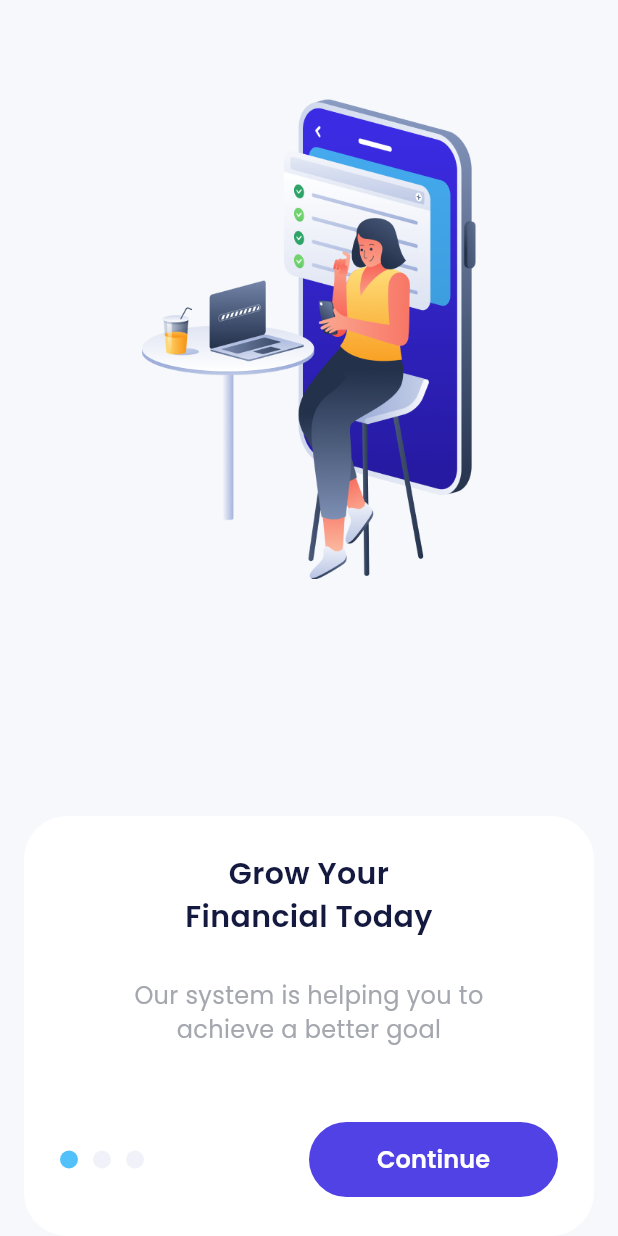
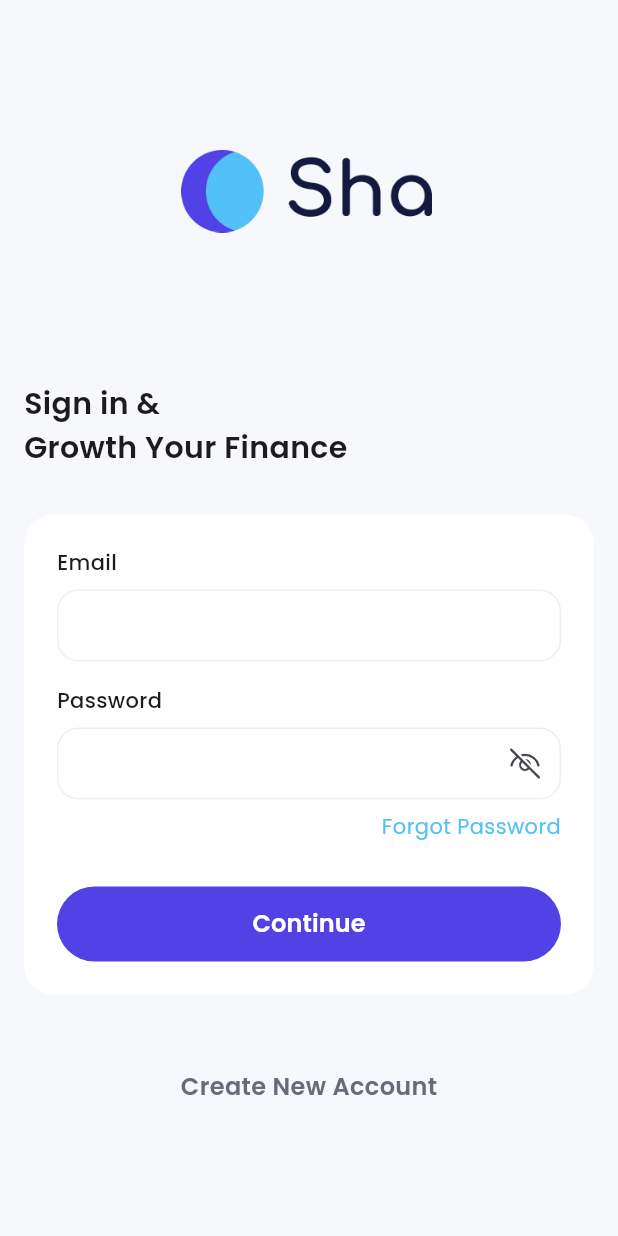
Before and after one commit to NasFahmi/project_bank_sha, a Flutter app: the screen it shows after launch, on a phone screen of 412 x 824 dp. Run offline on Flutter 3.47's test engine with Material 3 defaults, Android fonts, the light colour scheme and no system bars; drawn by our look-alikes of carousel_slider; our stand-ins replace device_preview, fluentui_system_icons, google_fonts.

Commit message:
login & register page

```diff
--- a/lib/config/theme/theme.dart
+++ b/lib/config/theme/theme.dart
@@ -11,3 +11,7 @@ const Color blueColorCarousel = Color(0xff53C1F9);
 const Color grayColorCarousel = Color(0xffF1F1F9);
 const Color btnPrimaryColor = Color(0xff5142E6);
 const Color btnSecoundryColor = Color(0xff696B76);
+const Color strokeTextFieldColor = Color(0xffEFEEF1);
+const Color strokeTextFieldColorError = Color(0xffFF1E39);
+const Color strokeTextFiledColorFocused = Color(0xff3783FB);
+const Color signInAuth = Color(0xff696B76);
--- a/lib/main.dart
+++ b/lib/main.dart
@@ -2,6 +2,8 @@ import 'package:flutter/foundation.dart';
 import 'package:flutter/material.dart';
 import 'package:flutter/services.dart'; // Import the services.dart package
 import 'package:project_bank_sha/config/common/screen.dart';
+import 'package:project_bank_sha/presetation/ui/pages/auth/login.dart';
+import 'package:project_bank_sha/presetation/ui/pages/auth/register.dart';
 import 'package:project_bank_sha/presetation/ui/pages/splash_onboard/onboard_page.dart';
 import 'package:project_bank_sha/presetation/ui/pages/splash_onboard/splash_page.dart';
 import 'package:device_preview/device_preview.dart';
@@ -41,7 +43,7 @@ class MyApp extends StatelessWidget {
               locale: DevicePreview.locale(context),
               builder: DevicePreview.appBuilder,
               debugShowCheckedModeBanner: false,
-              home: OnboardPage(),
+              home: LoginPage(),
             );
           },
         );
--- /dev/null
+++ b/lib/presetation/ui/pages/auth/login.dart
@@ -0,0 +1,174 @@
+import 'package:fluentui_system_icons/fluentui_system_icons.dart';
+import 'package:flutter/material.dart';
+import 'package:project_bank_sha/config/common/image_assets.dart';
+import 'package:project_bank_sha/config/common/screen.dart';
+import 'package:project_bank_sha/config/theme/theme.dart';
+import 'package:project_bank_sha/presetation/ui/widgets/btn_primary.dart';
+import 'package:project_bank_sha/presetation/ui/widgets/textformfield_auth.dart';
+
+class LoginPage extends StatefulWidget {
+  const LoginPage({super.key});
+
+  @override
+  State<LoginPage> createState() => _LoginPageState();
+}
+
+class _LoginPageState extends State<LoginPage> {
+  TextEditingController emailController = TextEditingController();
+  TextEditingController passwordController = TextEditingController();
+  final GlobalKey<FormState> formKey = GlobalKey<FormState>();
+
+  bool isObscurePassword = false;
+
+  void toogleEye() {
+    setState(() {
+      isObscurePassword = !isObscurePassword;
+    });
+  }
+
+  @override
+  Widget build(BuildContext context) {
+    return Scaffold(
+      backgroundColor: grayBackgroundColorOnboard,
+      body: SafeArea(
+        child: ListView(
+          padding: EdgeInsets.symmetric(
+              horizontal: SizeConfig.calWidthMultiplier(16)),
+          children: [
+            //* logo
+            Container(
+              width: SizeConfig.calWidthMultiplier(155),
+              height: SizeConfig.calWidthMultiplier(55),
+              margin: EdgeInsets.symmetric(
+                  vertical: SizeConfig.calHeightMultiplier(100)),
+              decoration: BoxDecoration(
+                image: DecorationImage(image: AssetImage(logoBlackkAssets)),
+              ),
+            ),
+
+            //* title
+            Text(
+              'Sign in &\nGrowth Your Finance',
+              style: TextStyle(
+                fontSize: SizeConfig.calMultiplierText(20),
+                fontWeight: FontWeight.w600,
+              ),
+            ),
+            formRegister(),
+            Padding(
+              padding:
+                  EdgeInsets.only(bottom: SizeConfig.calHeightMultiplier(58)),
+              child: Center(
+                child: GestureDetector(
+                  onTap: () {},
+                  child: Text(
+                    'Create New Account',
+                    style: TextStyle(
+                      color: btnSecoundryColor,
+                      fontSize: SizeConfig.calMultiplierText(16),
+                      fontWeight: FontWeight.w600,
+                    ),
+                  ),
+                ),
+              ),
+            )
+          ],
+        ),
+      ),
+    );
+  }
+
+  Container formRegister() {
+    return Container(
+      padding: EdgeInsets.symmetric(
+          vertical: SizeConfig.calHeightMultiplier(22),
+          horizontal: SizeConfig.calWidthMultiplier(22)),
+      margin: EdgeInsets.only(
+        top: SizeConfig.calHeightMultiplier(30),
+        bottom: SizeConfig.calHeightMultiplier(50),
+      ),
+      decoration: BoxDecoration(
+        color: Colors.white,
+        borderRadius: BorderRadius.circular(20),
+      ),
+      child: Form(
+        key: formKey,
+        child: Column(
+          mainAxisAlignment: MainAxisAlignment.start,
+          crossAxisAlignment: CrossAxisAlignment.start,
+          children: [
+            //* email
+            Text(
+              'Email',
+              style: TextStyle(
+                fontSize: SizeConfig.calMultiplierText(14),
+                fontWeight: FontWeight.w500,
+              ),
+            ),
+            SizedBox(
+              height: SizeConfig.calHeightMultiplier(8),
+            ),
+            TextFormFieldAuth(
+              errorText: 'Email required',
+              suffix: SizedBox.shrink(),
+              controller: emailController,
+              keyboardType: TextInputType.emailAddress,
+              obscureText: false,
+            ),
+            SizedBox(
+              height: SizeConfig.calHeightMultiplier(16),
+            ),
+            //* password
+            Text(
+              'Password',
+              style: TextStyle(
+                fontSize: SizeConfig.calMultiplierText(14),
+                fontWeight: FontWeight.w500,
+              ),
+            ),
+            SizedBox(
+              height: SizeConfig.calHeightMultiplier(8),
+            ),
+            TextFormFieldAuth(
+              errorText: 'Password required',
+              suffix: GestureDetector(
+                onTap: () {
+                  toogleEye();
+                },
+                child: isObscurePassword
+                    ? const Icon(FluentIcons.eye_24_regular)
+                    : const Icon(FluentIcons.eye_off_24_regular),
+              ),
+              controller: passwordController,
+              keyboardType: TextInputType.text,
+              obscureText: isObscurePassword,
+            ),
+            SizedBox(
+              height: SizeConfig.calHeightMultiplier(8),
+            ),
+            Align(
+              alignment: Alignment.topRight,
+              child: GestureDetector(
+                onTap: () {},
+                child: Text(
+                  'Forgot Password',
+                  style: TextStyle(
+                    fontSize: SizeConfig.calMultiplierText(14),
+                    color: blueColorCarousel,
+                  ),
+                ),
+              ),
+            ),
+            SizedBox(
+              height: SizeConfig.calHeightMultiplier(30),
+            ),
+            BtnPrimary(
+              title: 'Continue',
+              onPressed: () {},
+            )
+          ],
+        ),
+      ),
+    );
+  }
+}
--- a/lib/presetation/ui/pages/splash_onboard/onboard_page.dart
+++ b/lib/presetation/ui/pages/splash_onboard/onboard_page.dart
@@ -3,7 +3,7 @@ import 'package:flutter/material.dart';
 import 'package:project_bank_sha/config/common/image_assets.dart';
 import 'package:project_bank_sha/config/common/screen.dart';
 import 'package:project_bank_sha/config/theme/theme.dart';
-import 'package:project_bank_sha/presetation/ui/widgets/onboard_continue.dart';
+import 'package:project_bank_sha/presetation/ui/widgets/btn_primary.dart';
 
 class OnboardPage extends StatefulWidget {
   const OnboardPage({super.key});
@@ -39,14 +39,16 @@ class OnboardPageState extends State<OnboardPage> {
       body: SafeArea(
         child: Column(
           mainAxisAlignment: MainAxisAlignment.spaceBetween,
+          mainAxisSize: MainAxisSize.max,
           children: [
             Expanded(
               child: Container(
+                // decoration: BoxDecoration(color: Colors.amber),
                 margin: EdgeInsets.only(
                   // top: 4.75 *
                   //     SizeConfig
                   //         .heightMultiplier!, //disini heighnya adlaah 8.44 dimana 8.44* 4.75 kruang lebih 40
-                  top: SizeConfig.calHeightMultiplier(40),
+                  top: SizeConfig.calHeightMultiplier(100),
                 ),
                 child: CarouselSlider(
                   items: [
@@ -183,7 +185,7 @@ class OnboardPageState extends State<OnboardPage> {
                         ),
                       ),
                       Expanded(
-                        child: OnboardContinue(
+                        child: BtnPrimary(
                           title: 'Continue',
                           onPressed: () {
                             carouselController
@@ -197,7 +199,7 @@ class OnboardPageState extends State<OnboardPage> {
                     child: Column(
                       mainAxisAlignment: MainAxisAlignment.center,
                       children: [
-                        OnboardContinue(
+                        BtnPrimary(
                           title: 'Get Started',
                           onPressed: () {},
                         ),
@@ -207,7 +209,7 @@ class OnboardPageState extends State<OnboardPage> {
                           child: Text(
                             'Sign in',
                             style: TextStyle(
-                              color: btnSecoundryColor,
+                              color: signInAuth,
                               fontSize: SizeConfig.calMultiplierText(16),
                               fontWeight: FontWeight.w600,
                             ),
--- a/lib/presetation/ui/widgets/onboard_continue.dart
+++ b/lib/presetation/ui/widgets/btn_primary.dart
@@ -2,11 +2,11 @@ import 'package:flutter/material.dart';
 import 'package:project_bank_sha/config/common/screen.dart';
 import 'package:project_bank_sha/config/theme/theme.dart';
 
-class OnboardContinue extends StatelessWidget {
+class BtnPrimary extends StatelessWidget {
   VoidCallback
       onPressed; //! kita bisa mengparsing function void menggunakan tipedata VoidCallback
   String title;
-  OnboardContinue({super.key, required this.onPressed, required this.title});
+  BtnPrimary({super.key, required this.onPressed, required this.title});
 
   @override
   Widget build(BuildContext context) {
--- /dev/null
+++ b/lib/presetation/ui/widgets/textformfield_auth.dart
@@ -0,0 +1,57 @@
+import 'package:flutter/material.dart';
+import 'package:project_bank_sha/config/theme/theme.dart';
+
+class TextFormFieldAuth extends StatelessWidget {
+  TextEditingController controller;
+  TextInputType keyboardType;
+  String errorText;
+  bool obscureText;
+  Widget suffix;
+  TextFormFieldAuth(
+      {super.key,
+      required this.controller,
+      required this.keyboardType,
+      required this.errorText,
+      required this.suffix,
+      required this.obscureText});
+
+  @override
+  Widget build(BuildContext context) {
+    return TextFormField(
+      validator: (value) {
+        if (value == null || value.isEmpty) {
+          return errorText;
+        }
+        return null;
+      },
+      controller: controller,
+      keyboardType: keyboardType,
+      obscureText: obscureText,
+      autovalidateMode: AutovalidateMode.onUserInteraction,
+      decoration: InputDecoration(
+        suffixIcon: suffix,
+        contentPadding: EdgeInsets.all(12),
+        border: OutlineInputBorder(
+          borderRadius: BorderRadius.circular(14),
+        ),
+        enabledBorder: OutlineInputBorder(
+          borderRadius: BorderRadius.circular(14),
+          borderSide: BorderSide(
+            color: strokeTextFieldColor,
+          ),
+        ),
+        focusedBorder: OutlineInputBorder(
+            borderRadius: BorderRadius.circular(14),
+            borderSide: BorderSide(
+              color: strokeTextFiledColorFocused,
+            )),
+        errorBorder: OutlineInputBorder(
+          borderRadius: BorderRadius.circular(14),
+          borderSide: BorderSide(
+            color: strokeTextFieldColorError,
+          ),
+        ),
+      ),
+    );
+  }
+}
--- a/pubspec.yaml
+++ b/pubspec.yaml
@@ -31,16 +31,12 @@ dependencies:
   carousel_slider: ^4.2.1
   cupertino_icons: ^1.0.2
   device_preview: ^1.1.0
+  fluentui_system_icons: ^1.1.225
   flutter:
     sdk: flutter
   google_fonts: ^6.1.0
 
 dev_dependencies:
-  # The "flutter_lints" package below contains a set of recommended lints to
-  # encourage good coding practices. The lint set provided by the package is
-  # activated in the `analysis_options.yaml` file located at the root of your
-  # package. See that file for information about deactivating specific lint
-  # rules and activating additional ones.
   flutter_lints: ^2.0.0
   flutter_test:
     sdk: flutter
```
Also changed, not shown: lib/presetation/ui/pages/auth/register.dart (added, +180 -0 lines), pubspec.lock.
